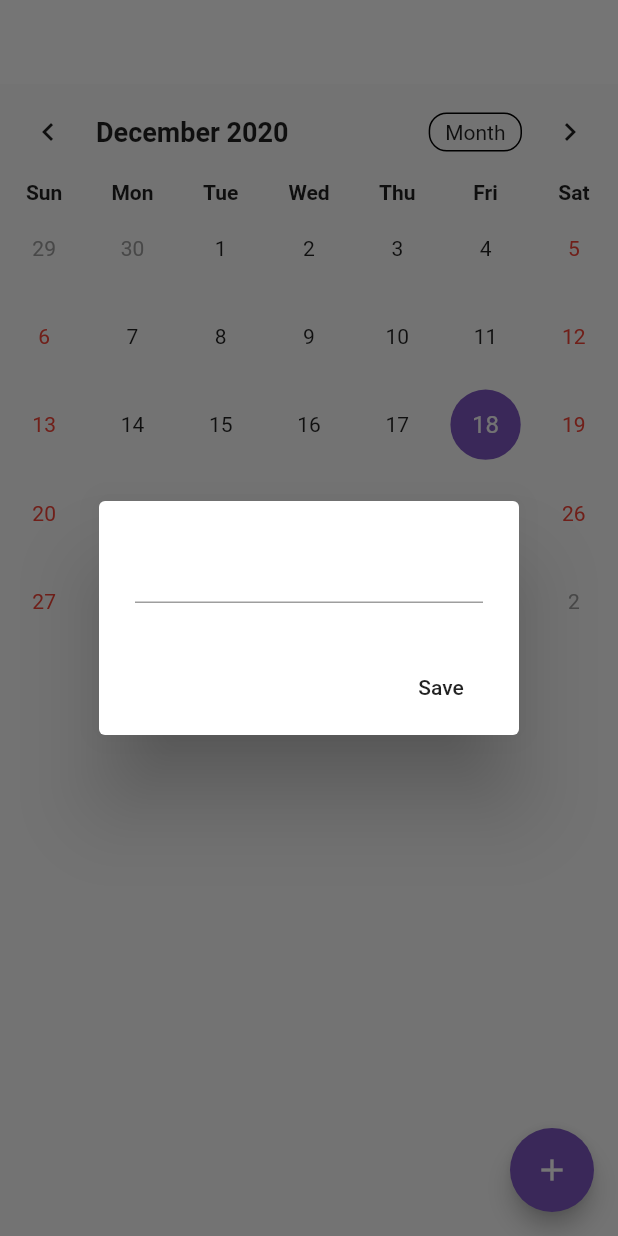
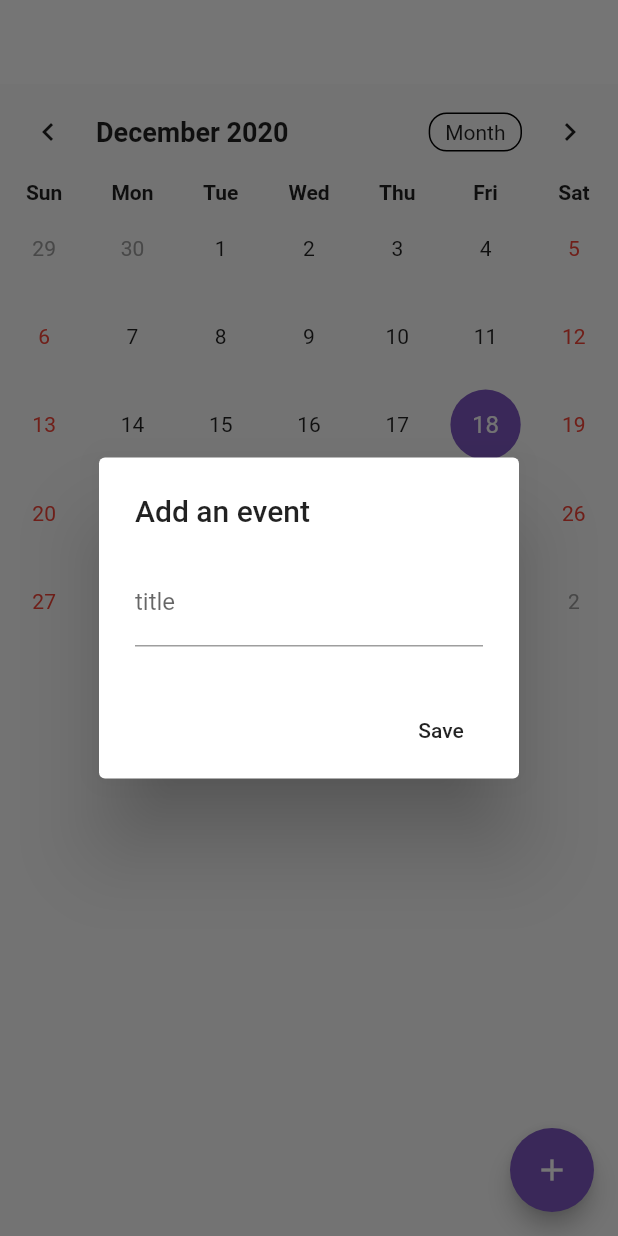
Before and after one commit to WNIA/flutter_firebase_chatapp, a Flutter app: the customCalendarPage screen opened directly, after a tap on the "add" icon, on a phone screen of 412 x 824 dp. Run offline on Flutter 3.47's test engine with Material 2 defaults, Android fonts, the phone set to English and light mode, and no system bars; drawn by our look-alikes of overlay_support, table_calendar; our stand-ins replace date_time_picker, firebase_messaging; missing offline and left inert: dropdownfield; accounts and stored records are empty.

Commit message:
fix Add events ongoing

```diff
--- a/lib/main.dart
+++ b/lib/main.dart
@@ -10,7 +10,6 @@ void main() {
 
 class MyApp extends StatelessWidget {
   // This widget is the root of your application.
-
 
 
   @override
--- a/lib/conn/login_api.dart
+++ b/lib/services/login_api.dart
@@ -1,7 +1,7 @@
 import 'dart:convert';
 
 import 'package:http/http.dart' as http;
-import 'package:testing_app/auth/login_auth.dart';
+import 'package:testing_app/conn/login_auth.dart';
 
 // ignore: camel_case_types
 class login_api {
--- a/lib/func/customCalendar.dart
+++ b/lib/ui/customCalendar.dart
@@ -1,5 +1,6 @@
 import 'package:flutter/material.dart';
 import 'package:table_calendar/table_calendar.dart';
+
 
 // ignore: camel_case_types
 class customCalendar extends StatelessWidget {
@@ -56,18 +57,24 @@ class customCalendarState extends State<customCalendarPage> {
         child: Column(
           crossAxisAlignment: CrossAxisAlignment.start,
           children: <Widget>[
-            _calendar(),
+            calendar(),
             SizedBox(height: 10),
-            ..._selectedEvents.map((event) => Card(
-                elevation: 0.0,
-                child: InkWell(
-                  onTap: (){
-                    InkRipple.splashFactory;
-                  },
-                child: ListTile(
+            ..._selectedEvents.map((event) => ListTile(
                   title: Text(event,
                       style: TextStyle(fontWeight: FontWeight.bold)),
-                ))))
+                ))
+            // Card(
+            // elevation: 0.0,
+            // child: InkWell(
+            //     onTap: () {
+            //       InkRipple.splashFactory;
+            //
+            //     },
+            //     child:
+            //     ListTile(
+            //       title: Text(event,
+            //           style: TextStyle(fontWeight: FontWeight.bold)),
+            //     ))))
           ],
         ),
       ),
@@ -76,11 +83,12 @@ class customCalendarState extends State<customCalendarPage> {
         splashColor: Color(0xFF4527A0),
         child: Icon(Icons.add),
         onPressed: _addEvents,
+        // onPressed: Navigator.push(context, MaterialPageRoute(builder: (context) => AddEventPage())),
       ),
     );
   }
 
-  Widget _calendar() {
+  Widget calendar() {
     return new Container(
       child: TableCalendar(
         events: _events,
@@ -104,12 +112,19 @@ class customCalendarState extends State<customCalendarPage> {
     );
   }
 
+  // _addEvents() async {
+  //   await Navigator.push(context, MaterialPageRoute(builder: (context) => AddEvent()));
+  //   setState(() {});
+  // }
   _addEvents() async {
     await showDialog(
         context: context,
         builder: (context) => AlertDialog(
-              content: TextField(
+              title: Text('Add an event'),
+              content: TextFormField(
                 controller: _eventController,
+                keyboardType: TextInputType.text,
+                decoration: InputDecoration(labelText: 'title'),
               ),
               actions: <Widget>[
                 FlatButton(
--- a/pubspec.yaml
+++ b/pubspec.yaml
@@ -34,6 +34,7 @@ dependencies:
   overlay_support: ^1.0.5
   http: ^0.12.2
   table_calendar: ^2.3.2
+  date_time_picker: ^1.1.0
 #  shared_preferences: ^0.5.12+4
 
 dev_dependencies:
```
Also changed, not shown: lib/ui/AddEventPage.dart (added, +36 -0 lines), lib/ui/LoginPage.dart (+14 -10 lines), lib/conn/login_auth.dart (renamed from lib/auth/login_auth.dart), pubspec.lock.
